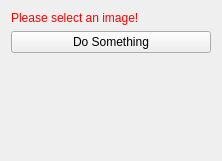
The window that src/internal/MaterialMappingViewControls.ui (araex/mitk-gem) describes before a commit, drawn with Qt 5.
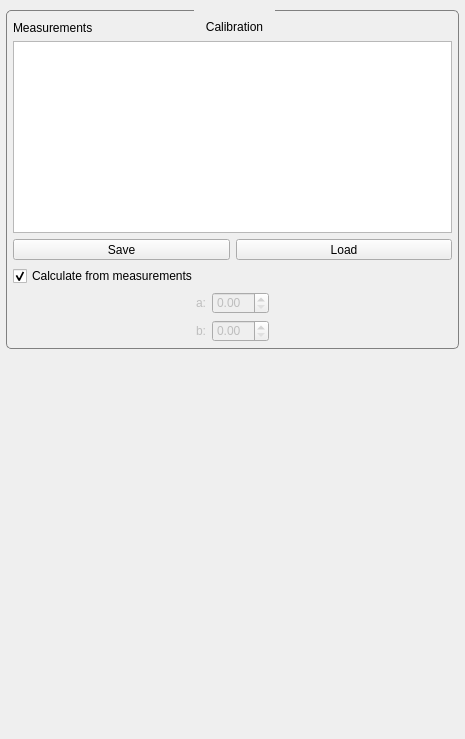
The same window after the commit.

What changed in the file:
```diff
--- a/src/internal/MaterialMappingViewControls.ui
+++ b/src/internal/MaterialMappingViewControls.ui
@@ -6,8 +6,8 @@
    <rect>
     <x>0</x>
     <y>0</y>
-    <width>222</width>
-    <height>161</height>
+    <width>465</width>
+    <height>739</height>
    </rect>
   </property>
   <property name="minimumSize">
@@ -19,39 +19,277 @@
   <property name="windowTitle">
    <string>QmitkTemplate</string>
   </property>
+  <property name="styleSheet">
+   <string notr="true">QPushButton {
+	margin:  0px;
+	padding: 10px;
+}
+
+QGroupBox {
+	border-width: 1px; 
+	border-style: solid; 
+	border-color: grey;
+	border-radius: 5px;
+	margin-top: 2.5ex;
+}
+
+
+QGroupBox::title {
+	subcontrol-origin: margin;
+	subcontrol-position: top center;
+	padding: 10px 10px;
+}
+
+QScrollArea{
+	border: 0;
+	margin:0;
+	padding:0;
+}
+
+[mandatoryField=true]{
+	background-color: rgb(255, 150, 150);
+}
+
+[warningField=true]{
+	background-color: rgb(255, 204, 0);
+}
+
+[errorField=true]{
+	background-color: rgb(255, 150, 150);
+}</string>
+  </property>
   <layout class="QVBoxLayout" name="verticalLayout">
+   <property name="leftMargin">
+    <number>6</number>
+   </property>
+   <property name="topMargin">
+    <number>10</number>
+   </property>
+   <property name="rightMargin">
+    <number>6</number>
+   </property>
+   <property name="bottomMargin">
+    <number>10</number>
+   </property>
    <item>
-    <widget class="QLabel" name="labelWarning">
-     <property name="styleSheet">
-      <string notr="true">QLabel { color: rgb(255, 0, 0) }</string>
-     </property>
-     <property name="text">
-      <string>Please select an image!</string>
-     </property>
-    </widget>
+    <layout class="QVBoxLayout" name="verticalLayout_2">
+     <item>
+      <widget class="QGroupBox" name="calibrationGroup">
+       <property name="minimumSize">
+        <size>
+         <width>0</width>
+         <height>0</height>
+        </size>
+       </property>
+       <property name="title">
+        <string>Calibration</string>
+       </property>
+       <layout class="QVBoxLayout" name="verticalLayout_3">
+        <property name="leftMargin">
+         <number>6</number>
+        </property>
+        <property name="topMargin">
+         <number>10</number>
+        </property>
+        <property name="rightMargin">
+         <number>6</number>
+        </property>
+        <property name="bottomMargin">
+         <number>6</number>
+        </property>
+        <item>
+         <widget class="QWidget" name="measurementsWidget" native="true">
+          <layout class="QVBoxLayout" name="verticalLayout_4">
+           <property name="margin">
+            <number>0</number>
+           </property>
+           <item>
+            <widget class="QLabel" name="label">
+             <property name="text">
+              <string>Measurements</string>
+             </property>
+            </widget>
+           </item>
+           <item>
+            <widget class="QTableView" name="calibrationTableView">
+             <property name="sizePolicy">
+              <sizepolicy hsizetype="Expanding" vsizetype="Minimum">
+               <horstretch>0</horstretch>
+               <verstretch>0</verstretch>
+              </sizepolicy>
+             </property>
+             <property name="frameShape">
+              <enum>QFrame::StyledPanel</enum>
+             </property>
+             <property name="frameShadow">
+              <enum>QFrame::Plain</enum>
+             </property>
+             <property name="alternatingRowColors">
+              <bool>true</bool>
+             </property>
+             <property name="selectionMode">
+              <enum>QAbstractItemView::SingleSelection</enum>
+             </property>
+             <property name="selectionBehavior">
+              <enum>QAbstractItemView::SelectRows</enum>
+             </property>
+            </widget>
+           </item>
+           <item>
+            <layout class="QHBoxLayout" name="horizontalLayout">
+             <property name="spacing">
+              <number>-1</number>
+             </property>
+             <property name="sizeConstraint">
+              <enum>QLayout::SetDefaultConstraint</enum>
+             </property>
+             <property name="leftMargin">
+              <number>0</number>
+             </property>
+             <property name="topMargin">
+              <number>0</number>
+             </property>
+             <item>
+              <widget class="QToolButton" name="saveButton">
+               <property name="sizePolicy">
+                <sizepolicy hsizetype="Expanding" vsizetype="Fixed">
+                 <horstretch>0</horstretch>
+                 <verstretch>0</verstretch>
+                </sizepolicy>
+               </property>
+               <property name="text">
+                <string>Save</string>
+               </property>
+              </widget>
+             </item>
+             <item>
+              <widget class="QToolButton" name="loadButton">
+               <property name="sizePolicy">
+                <sizepolicy hsizetype="Expanding" vsizetype="Fixed">
+                 <horstretch>0</horstretch>
+                 <verstretch>0</verstretch>
+                </sizepolicy>
+               </property>
+               <property name="text">
+                <string>Load</string>
+               </property>
+              </widget>
+             </item>
+            </layout>
+           </item>
+          </layout>
+         </widget>
+        </item>
+        <item>
+         <widget class="QCheckBox" name="evalMeasurementCheckBox">
+          <property name="text">
+           <string>Calculate from measurements</string>
+          </property>
+          <property name="checked">
+           <bool>true</bool>
+          </property>
+         </widget>
+        </item>
+        <item>
+         <layout class="QHBoxLayout" name="horizontalLayout_2">
+          <property name="spacing">
+           <number>-1</number>
+          </property>
+          <property name="sizeConstraint">
+           <enum>QLayout::SetDefaultConstraint</enum>
+          </property>
+          <property name="leftMargin">
+           <number>0</number>
+          </property>
+          <property name="topMargin">
+           <number>0</number>
+          </property>
+          <item>
+           <spacer name="horizontalSpacer_2">
+            <property name="orientation">
+             <enum>Qt::Horizontal</enum>
+            </property>
+            <property name="sizeHint" stdset="0">
+             <size>
+              <width>40</width>
+              <height>20</height>
+             </size>
+            </property>
+           </spacer>
+          </item>
+          <item>
+           <widget class="QWidget" name="widget_2" native="true">
+            <property name="enabled">
+             <bool>false</bool>
+            </property>
+            <layout class="QHBoxLayout" name="horizontalLayout_3">
+             <property name="margin">
+              <number>0</number>
+             </property>
+             <item>
+              <layout class="QVBoxLayout" name="verticalLayout_5">
+               <item>
+                <layout class="QHBoxLayout" name="horizontalLayout_4">
+                 <item>
+                  <widget class="QLabel" name="label_2">
+                   <property name="text">
+                    <string>a:</string>
+                   </property>
+                  </widget>
+                 </item>
+                 <item>
+                  <widget class="QDoubleSpinBox" name="doubleSpinBox"/>
+                 </item>
+                </layout>
+               </item>
+               <item>
+                <layout class="QHBoxLayout" name="horizontalLayout_6">
+                 <item>
+                  <widget class="QLabel" name="label_4">
+                   <property name="text">
+                    <string>b:</string>
+                   </property>
+                  </widget>
+                 </item>
+                 <item>
+                  <widget class="QDoubleSpinBox" name="doubleSpinBox_3"/>
+                 </item>
+                </layout>
+               </item>
+              </layout>
+             </item>
+            </layout>
+           </widget>
+          </item>
+          <item>
+           <spacer name="horizontalSpacer">
+            <property name="orientation">
+             <enum>Qt::Horizontal</enum>
+            </property>
+            <property name="sizeHint" stdset="0">
+             <size>
+              <width>40</width>
+              <height>20</height>
+             </size>
+            </property>
+           </spacer>
+          </item>
+         </layout>
+        </item>
+       </layout>
+      </widget>
+     </item>
+    </layout>
    </item>
    <item>
-    <widget class="QPushButton" name="buttonPerformImageProcessing">
-     <property name="toolTip">
-      <string>Do image processing</string>
-     </property>
-     <property name="text">
-      <string>Do Something</string>
-     </property>
-    </widget>
-   </item>
-   <item>
-    <spacer name="spacer1">
+    <spacer name="verticalSpacer">
      <property name="orientation">
       <enum>Qt::Vertical</enum>
      </property>
-     <property name="sizeType">
-      <enum>QSizePolicy::Expanding</enum>
-     </property>
      <property name="sizeHint" stdset="0">
       <size>
        <width>20</width>
-       <height>220</height>
+       <height>40</height>
       </size>
      </property>
     </spacer>
```
Left out of the diff: 43 changed lines with no effect on the pictures.
